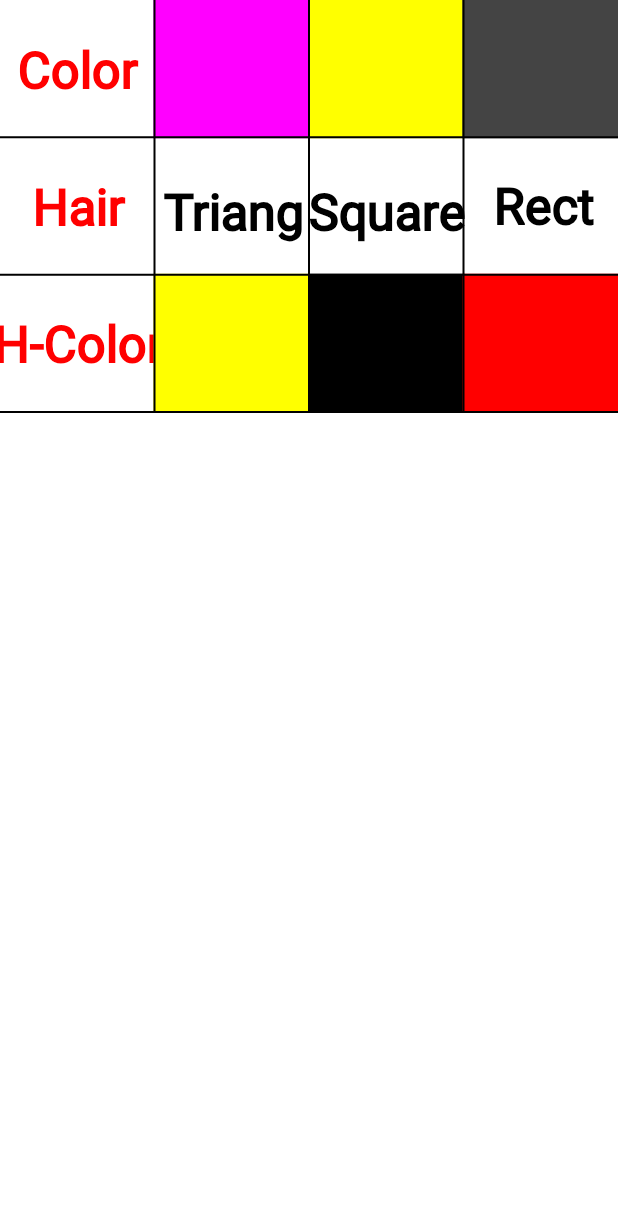
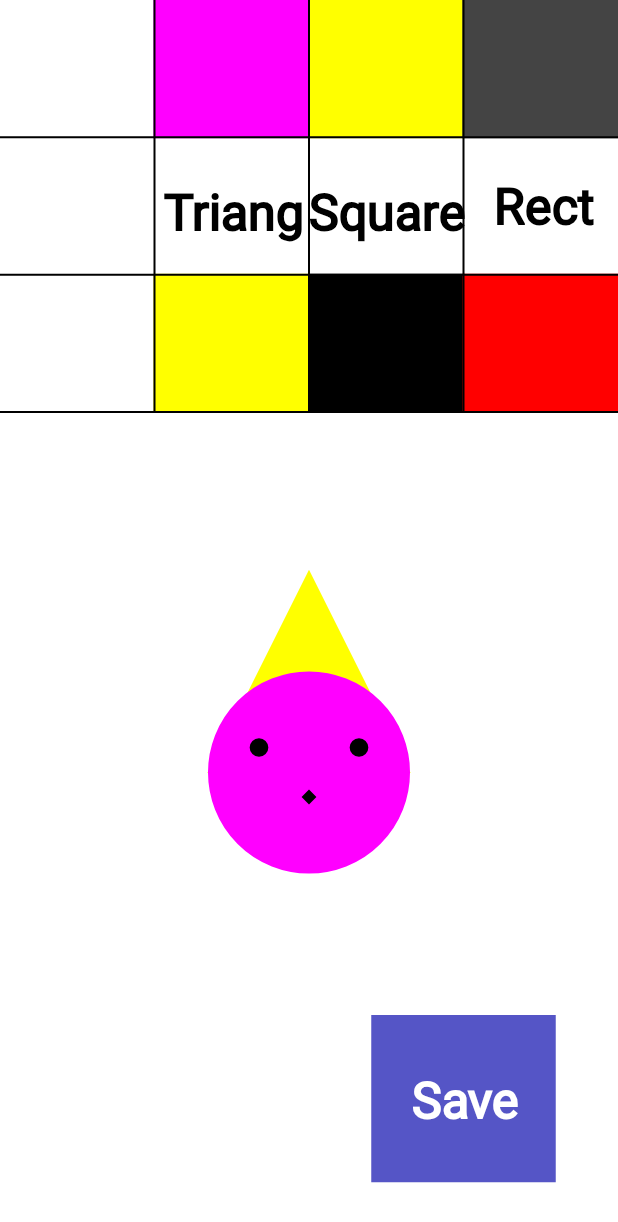
Before and after one commit to FlaviaFerranti7/SocialAd, an Android app: the ChooseAvatarActivity screen opened directly, with no data from a screen before it, on a phone screen of 412 x 824 dp. Shown: the top 1222 px of the screen. Run offline under Robolectric (Android 15) with nearby library versions, the phone set to English and light mode, and no system bars.

Commit message:
added avatar and save button to custom view

```diff
--- a/app/src/main/java/com/example/socialad/MyView.kt
+++ b/app/src/main/java/com/example/socialad/MyView.kt
@@ -1,10 +1,7 @@
 package com.example.socialad
 
 import android.content.Context
-import android.graphics.Canvas
-import android.graphics.Color
-import android.graphics.Paint
-import android.graphics.Rect
+import android.graphics.*
 import android.view.MotionEvent
 import android.view.View
 
@@ -12,6 +9,8 @@ class MyView(context: Context?) : View(context), View.OnTouchListener {
 
     var dx = 0f //Distance among vertical lines
     var dy = 0f //Distance among horizontal lines
+
+    var radius = 100F //grandezza avatar
 
     val vLines = 3f
     val hLines = 3f
@@ -35,6 +34,12 @@ class MyView(context: Context?) : View(context), View.OnTouchListener {
         color= Color.RED
         strokeWidth=2f
         textSize=50f
+    }
+
+    val basePaint = Paint().apply {
+        style = Paint.Style.FILL_AND_STROKE
+        strokeWidth = 2f
+        textSize = 50f
     }
 
     init {
@@ -113,16 +118,56 @@ class MyView(context: Context?) : View(context), View.OnTouchListener {
                 blackPaint)
         }
 
-        /*canvas.drawCircle((width /2).toFloat(), (height /2).toFloat(), 100F, mPaint);
-        canvas.drawRect(
-            (left +(right - left)/3).toFloat(),
-            (top +(bottom - top)/3).toFloat(),
-            (right -(right - left)/3).toFloat(),
-            (bottom -(bottom - top)/3).toFloat(), mPaint);*/
+        //place Avatar
+        basePaint.setColor(Color.YELLOW);
+        //canvas.drawRect(width/2 - radius, (height/1.6 - (radius + radius/2)).toFloat(), width/2 + radius, (height /1.6).toFloat(), basePaint); //hair square
+        //canvas.drawRect(width/2 - radius, (height/1.6 - (radius + radius/4)).toFloat(), width/2 + radius, (height /1.6 + 2*radius).toFloat(), basePaint); //hair rectangle
+        drawTriangle(canvas, basePaint, width/2, (height/1.6 - radius).toInt(), (2*radius).toInt()); // hair triangle
+
+        basePaint.setColor(Color.MAGENTA);
+        canvas.drawCircle((width /2).toFloat(), (height /1.6).toFloat(), radius, basePaint);    //face
+        basePaint.setColor(Color.BLACK);
+        drawRhombus(canvas, basePaint, (width /2), (height /1.6 + radius/4).toInt(), (radius/8).toInt());  //noise
+        canvas.drawCircle(width /2- radius/2, (height /1.6 - radius/4).toFloat(), radius/12, basePaint);
+        canvas.drawCircle(width /2+ radius/2, (height /1.6 - radius/4).toFloat(), radius/12, basePaint);
+
+        //place Save button
+        canvas.drawRect((2.5*dx).toFloat(), (7.5*dy).toFloat(), (2.5*dx+dx).toFloat(), (7.5*dy+dy).toFloat(), mPaint);
+        blackPaint.getTextBounds("Save",0,4 ,rr)
+        var offy = (rr.top - rr.bottom) / 2
+        var offx = (rr.right - rr.left) / 2
+        redPaint.setColor(Color.WHITE);
+        canvas.drawText("Save",
+                (2.5*dx).toFloat() +dx/2-offx,
+                (7.5*dy).toFloat() +dy/2-offy,
+                redPaint);
     }
 
     override fun onTouch(v: View?, event: MotionEvent?): Boolean {
         return true
     }
 
+    fun drawTriangle(canvas: Canvas, paint: Paint?, x: Int, y: Int, width: Int) {
+        val halfWidth = width / 2
+        val path = Path()
+        path.moveTo(x.toFloat(), (y - halfWidth).toFloat()) // Top
+        path.lineTo((x - halfWidth).toFloat(), (y + halfWidth).toFloat()) // Bottom left
+        path.lineTo((x + halfWidth).toFloat(), (y + halfWidth).toFloat()) // Bottom right
+        path.lineTo(x.toFloat(), (y - halfWidth).toFloat()) // Back to Top
+        path.close()
+        canvas.drawPath(path, paint!!)
+    }
+
+    fun drawRhombus(canvas: Canvas, paint: Paint?, x: Int, y: Int, width: Int) {
+        val halfWidth = width / 2
+        val path = Path()
+        path.moveTo(x.toFloat(), (y + halfWidth).toFloat()) // Top
+        path.lineTo((x - halfWidth).toFloat(), y.toFloat()) // Left
+        path.lineTo(x.toFloat(), (y - halfWidth).toFloat()) // Bottom
+        path.lineTo((x + halfWidth).toFloat(), y.toFloat()) // Right
+        path.lineTo(x.toFloat(), (y + halfWidth).toFloat()) // Back to Top
+        path.close()
+        canvas.drawPath(path, paint!!)
+    }
+
 }
```
